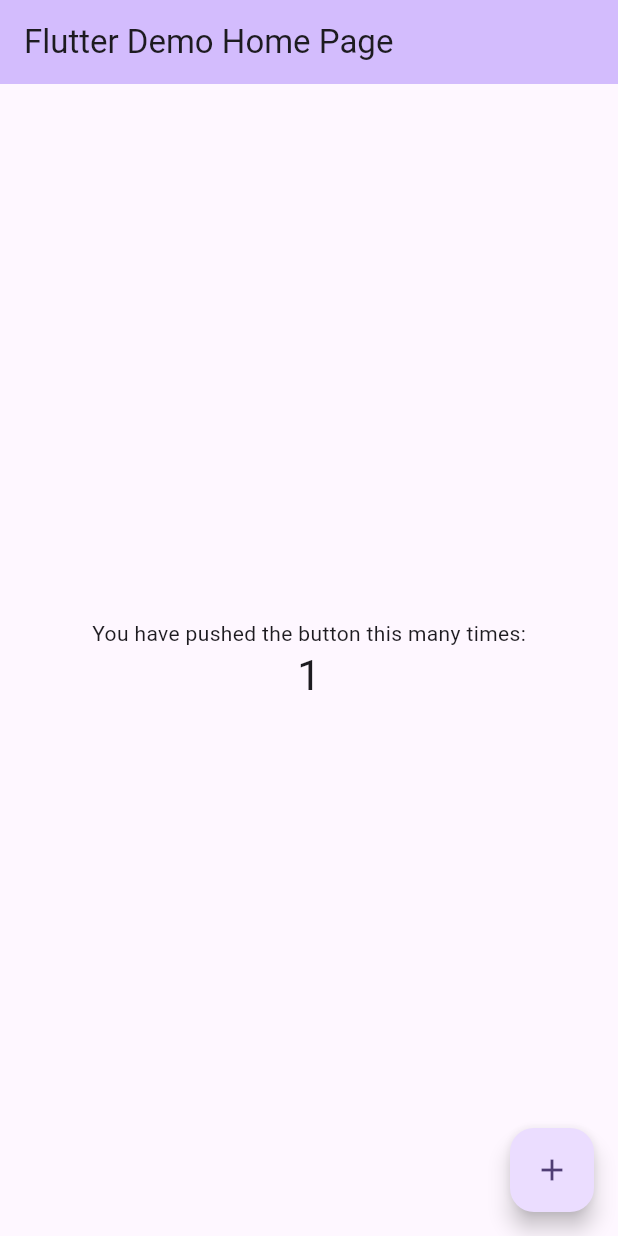
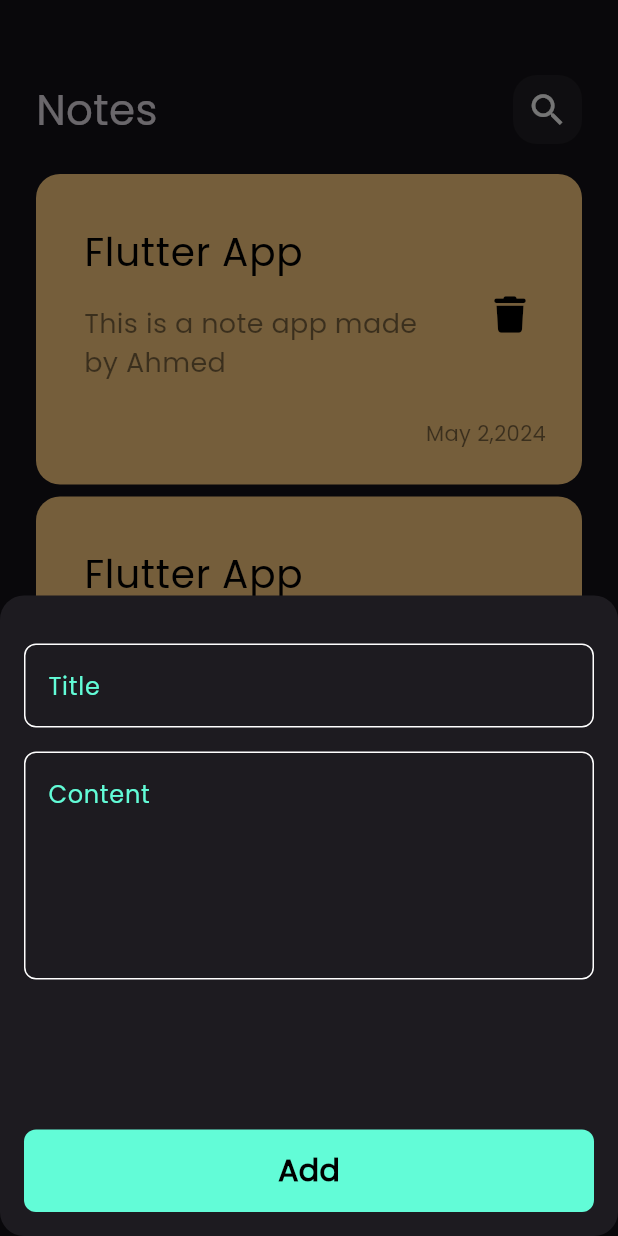
Before and after one commit to rashedi28/notes_app, a Flutter app: the screen it shows after launch, after a tap on the "add" icon, on a phone screen of 412 x 824 dp. Run offline on Flutter 3.47's test engine with Material 3 defaults, Android fonts, the phone set to English and light mode, and no system bars; our stand-ins replace font_awesome_flutter.

Commit message:
Finish the UI

```diff
--- /dev/null
+++ b/lib/constants.dart
@@ -0,0 +1,3 @@
+import 'package:flutter/animation.dart';
+
+const kPrimaryColor = Color(0xFF62FCD7);
--- a/lib/main.dart
+++ b/lib/main.dart
@@ -1,125 +1,22 @@
 import 'package:flutter/material.dart';
+import 'package:notes_app/views/notes_view.dart';
 
 void main() {
-  runApp(const MyApp());
+  runApp(const NotesApp());
 }
 
-class MyApp extends StatelessWidget {
-  const MyApp({super.key});
+class NotesApp extends StatelessWidget {
+  const NotesApp({super.key});
 
-  // This widget is the root of your application.
   @override
   Widget build(BuildContext context) {
     return MaterialApp(
-      title: 'Flutter Demo',
+      debugShowCheckedModeBanner: false,
       theme: ThemeData(
-        // This is the theme of your application.
-        //
-        // TRY THIS: Try running your application with "flutter run". You'll see
-        // the application has a purple toolbar. Then, without quitting the app,
-        // try changing the seedColor in the colorScheme below to Colors.green
-        // and then invoke "hot reload" (save your changes or press the "hot
-        // reload" button in a Flutter-supported IDE, or press "r" if you used
-        // the command line to start the app).
-        //
-        // Notice that the counter didn't reset back to zero; the application
-        // state is not lost during the reload. To reset the state, use hot
-        // restart instead.
-        //
-        // This works for code too, not just values: Most code changes can be
-        // tested with just a hot reload.
-        colorScheme: ColorScheme.fromSeed(seedColor: Colors.deepPurple),
-        useMaterial3: true,
+        brightness: Brightness.dark,
+        fontFamily: 'Poppins',
       ),
-      home: const MyHomePage(title: 'Flutter Demo Home Page'),
+      home: const NotesView(),
     );
   }
 }
-
-class MyHomePage extends StatefulWidget {
-  const MyHomePage({super.key, required this.title});
-
-  // This widget is the home page of your application. It is stateful, meaning
-  // that it has a State object (defined below) that contains fields that affect
-  // how it looks.
-
-  // This class is the configuration for the state. It holds the values (in this
-  // case the title) provided by the parent (in this case the App widget) and
-  // used by the build method of the State. Fields in a Widget subclass are
-  // always marked "final".
-
-  final String title;
-
-  @override
-  State<MyHomePage> createState() => _MyHomePageState();
-}
-
-class _MyHomePageState extends State<MyHomePage> {
-  int _counter = 0;
-
-  void _incrementCounter() {
-    setState(() {
-      // This call to setState tells the Flutter framework that something has
-      // changed in this State, which causes it to rerun the build method below
-      // so that the display can reflect the updated values. If we changed
-      // _counter without calling setState(), then the build method would not be
-      // called again, and so nothing would appear to happen.
-      _counter++;
-    });
-  }
-
-  @override
-  Widget build(BuildContext context) {
-    // This method is rerun every time setState is called, for instance as done
-    // by the _incrementCounter method above.
-    //
-    // The Flutter framework has been optimized to make rerunning build methods
-    // fast, so that you can just rebuild anything that needs updating rather
-    // than having to individually change instances of widgets.
-    return Scaffold(
-      appBar: AppBar(
-        // TRY THIS: Try changing the color here to a specific color (to
-        // Colors.amber, perhaps?) and trigger a hot reload to see the AppBar
-        // change color while the other colors stay the same.
-        backgroundColor: Theme.of(context).colorScheme.inversePrimary,
-        // Here we take the value from the MyHomePage object that was created by
-        // the App.build method, and use it to set our appbar title.
-        title: Text(widget.title),
-      ),
-      body: Center(
-        // Center is a layout widget. It takes a single child and positions it
-        // in the middle of the parent.
-        child: Column(
-          // Column is also a layout widget. It takes a list of children and
-          // arranges them vertically. By default, it sizes itself to fit its
-          // children horizontally, and tries to be as tall as its parent.
-          //
-          // Column has various properties to control how it sizes itself and
-          // how it positions its children. Here we use mainAxisAlignment to
-          // center the children vertically; the main axis here is the vertical
-          // axis because Columns are vertical (the cross axis would be
-          // horizontal).
-          //
-          // TRY THIS: Invoke "debug painting" (choose the "Toggle Debug Paint"
-          // action in the IDE, or press "p" in the console), to see the
-          // wireframe for each widget.
-          mainAxisAlignment: MainAxisAlignment.center,
-          children: <Widget>[
-            const Text(
-              'You have pushed the button this many times:',
-            ),
-            Text(
-              '$_counter',
-              style: Theme.of(context).textTheme.headlineMedium,
-            ),
-          ],
-        ),
-      ),
-      floatingActionButton: FloatingActionButton(
-        onPressed: _incrementCounter,
-        tooltip: 'Increment',
-        child: const Icon(Icons.add),
-      ), // This trailing comma makes auto-formatting nicer for build methods.
-    );
-  }
-}
--- /dev/null
+++ b/lib/views/edit_note_view.dart
@@ -0,0 +1,14 @@
+import 'package:flutter/material.dart';
+
+import 'widgets/edit_Note_view_body.dart';
+
+class EditNoteView extends StatelessWidget {
+  const EditNoteView({super.key});
+
+  @override
+  Widget build(BuildContext context) {
+    return const Scaffold(
+      body: EditNoteViewBody(),
+    );
+  }
+}
--- /dev/null
+++ b/lib/views/notes_view.dart
@@ -0,0 +1,30 @@
+import 'package:flutter/material.dart';
+
+import 'widgets/add_note_bottom_sheet.dart';
+import 'widgets/notes_view_body.dart';
+
+class NotesView extends StatelessWidget {
+  const NotesView({super.key});
+
+  @override
+  Widget build(BuildContext context) {
+    return Scaffold(
+      body: const NotesViewBody(),
+      floatingActionButton: FloatingActionButton(
+        onPressed: () {
+          showModalBottomSheet(
+              shape: RoundedRectangleBorder(
+                borderRadius: BorderRadius.circular(16),
+              ),
+              context: context,
+              builder: (context) {
+                return const AddNoteBottomSheet();
+              });
+        },
+        child: const Icon(
+          Icons.add,
+        ),
+      ),
+    );
+  }
+}
--- /dev/null
+++ b/lib/views/widgets/add_note_bottom_sheet.dart
@@ -0,0 +1,34 @@
+import 'package:flutter/material.dart';
+import 'custom_button.dart';
+import 'custom_text_field.dart';
+
+class AddNoteBottomSheet extends StatelessWidget {
+  const AddNoteBottomSheet({super.key});
+
+  @override
+  Widget build(BuildContext context) {
+    return const Padding(
+      padding: EdgeInsets.symmetric(horizontal: 16),
+      child: SingleChildScrollView(
+        child: Column(
+          children: [
+            SizedBox(
+              height: 32,
+            ),
+            CustomTextField(
+              hint: 'Title',
+            ),
+            SizedBox(height: 16),
+            CustomTextField(
+              hint: 'Content',
+              maxLines: 5,
+            ),
+            SizedBox(height: 100),
+            CustomButton(),
+            SizedBox(height: 16),
+          ],
+        ),
+      ),
+    );
+  }
+}
--- /dev/null
+++ b/lib/views/widgets/custom_app_bar.dart
@@ -0,0 +1,25 @@
+import 'package:flutter/material.dart';
+import 'custom_search_icon.dart';
+
+class CustomAppBar extends StatelessWidget {
+  const CustomAppBar({super.key, required this.title, required this.icon});
+  final String title;
+  final IconData icon;
+  @override
+  Widget build(BuildContext context) {
+    return Row(
+      children: [
+        Text(
+          title,
+          style: const TextStyle(
+            fontSize: 28,
+          ),
+        ),
+        const Spacer(),
+        CustomIcon(
+          icon: icon,
+        ),
+      ],
+    );
+  }
+}
--- /dev/null
+++ b/lib/views/widgets/custom_button.dart
@@ -0,0 +1,29 @@
+import 'package:flutter/material.dart';
+
+import '../../constants.dart';
+
+class CustomButton extends StatelessWidget {
+  const CustomButton({super.key});
+
+  @override
+  Widget build(BuildContext context) {
+    return Container(
+      width: MediaQuery.of(context).size.width,
+      height: 55,
+      decoration: BoxDecoration(
+        color: kPrimaryColor,
+        borderRadius: BorderRadius.circular(8),
+      ),
+      child: const Center(
+        child: Text(
+          'Add',
+          style: TextStyle(
+            color: Colors.black,
+            fontSize: 20,
+            fontWeight: FontWeight.bold,
+          ),
+        ),
+      ),
+    );
+  }
+}
--- /dev/null
+++ b/lib/views/widgets/custom_note_item.dart
@@ -0,0 +1,78 @@
+import 'package:flutter/material.dart';
+import 'package:font_awesome_flutter/font_awesome_flutter.dart';
+import 'package:notes_app/views/edit_note_view.dart';
+
+class NoteItem extends StatelessWidget {
+  const NoteItem({super.key});
+
+  @override
+  Widget build(BuildContext context) {
+    return GestureDetector(
+      onTap: () {
+        Navigator.push(
+          context,
+          MaterialPageRoute(builder: (context) {
+            return const EditNoteView();
+          }),
+        );
+      },
+      child: Container(
+        padding: const EdgeInsets.only(
+          top: 24,
+          bottom: 24,
+          left: 16,
+        ),
+        decoration: BoxDecoration(
+          color: const Color(0xFFFFCC80),
+          borderRadius: BorderRadius.circular(16),
+        ),
+        child: Column(
+          crossAxisAlignment: CrossAxisAlignment.end,
+          children: [
+            ListTile(
+              title: const Text(
+                'Flutter App',
+                style: TextStyle(
+                  color: Colors.black,
+                  fontSize: 26,
+                ),
+              ),
+              subtitle: Padding(
+                padding: const EdgeInsets.symmetric(
+                  vertical: 16,
+                ),
+                child: Text(
+                  'This is a note app made by Ahmed ',
+                  style: TextStyle(
+                    color: Colors.black.withOpacity(.5),
+                    fontSize: 18,
+                  ),
+                ),
+              ),
+              trailing: IconButton(
+                onPressed: () {},
+                icon: const Icon(
+                  FontAwesomeIcons.trash,
+                  color: Colors.black,
+                  size: 24,
+                ),
+              ),
+            ),
+            Padding(
+              padding: const EdgeInsets.only(
+                right: 24,
+              ),
+              child: Text(
+                'May 2,2024',
+                style: TextStyle(
+                  color: Colors.black.withOpacity(.5),
+                  fontSize: 14,
+                ),
+              ),
+            )
+          ],
+        ),
+      ),
+    );
+  }
+}
--- /dev/null
+++ b/lib/views/widgets/custom_search_icon.dart
@@ -0,0 +1,25 @@
+import 'package:flutter/material.dart';
+
+class CustomIcon extends StatelessWidget {
+  const CustomIcon({super.key, required this.icon});
+
+  final IconData icon;
+
+  @override
+  Widget build(BuildContext context) {
+    return Container(
+      height: 46,
+      width: 46,
+      decoration: BoxDecoration(
+        color: Colors.white.withOpacity(.05),
+        borderRadius: BorderRadius.circular(16),
+      ),
+      child: Center(
+        child: Icon(
+          size: (28),
+          icon,
+        ),
+      ),
+    );
+  }
+}
--- /dev/null
+++ b/lib/views/widgets/custom_text_field.dart
@@ -0,0 +1,35 @@
+import 'package:flutter/material.dart';
+import 'package:notes_app/constants.dart';
+
+class CustomTextField extends StatelessWidget {
+  const CustomTextField({super.key, required this.hint, this.maxLines = 1});
+
+  final String hint;
+  final int maxLines;
+
+  @override
+  Widget build(BuildContext context) {
+    return TextField(
+      cursorColor: kPrimaryColor,
+      maxLines: maxLines,
+      decoration: InputDecoration(
+        hintText: hint,
+        hintStyle: const TextStyle(
+          color: kPrimaryColor,
+        ),
+        border: buildBorder(),
+        enabledBorder: buildBorder(),
+        focusedBorder: buildBorder(kPrimaryColor),
+      ),
+    );
+  }
+
+  OutlineInputBorder buildBorder([color]) {
+    return OutlineInputBorder(
+      borderRadius: BorderRadius.circular(8),
+      borderSide: BorderSide(
+        color: color ?? Colors.white,
+      ),
+    );
+  }
+}
--- /dev/null
+++ b/lib/views/widgets/edit_note_view_body.dart
@@ -0,0 +1,32 @@
+import 'package:flutter/material.dart';
+import 'package:notes_app/views/widgets/custom_app_bar.dart';
+import 'package:notes_app/views/widgets/custom_text_field.dart';
+
+class EditNoteViewBody extends StatelessWidget {
+  const EditNoteViewBody({super.key});
+
+  @override
+  Widget build(BuildContext context) {
+    return const Padding(
+      padding: EdgeInsets.symmetric(
+        horizontal: 24,
+      ),
+      child: Column(
+        children: [
+          SizedBox(height: 50),
+          CustomAppBar(
+            title: 'Edit Note',
+            icon: Icons.check,
+          ),
+          SizedBox(height: 50),
+          CustomTextField(hint: 'Title'),
+          SizedBox(height: 16),
+          CustomTextField(
+            hint: 'Content',
+            maxLines: 5,
+          ),
+        ],
+      ),
+    );
+  }
+}
--- /dev/null
+++ b/lib/views/widgets/notes_list_view.dart
@@ -0,0 +1,21 @@
+import 'package:flutter/material.dart';
+import 'custom_note_item.dart';
+
+class NotesListView extends StatelessWidget {
+  const NotesListView({super.key});
+
+  @override
+  Widget build(BuildContext context) {
+    return Padding(
+      padding: const EdgeInsets.symmetric(vertical: 16),
+      child: ListView.builder(
+          padding: EdgeInsets.zero,
+          itemBuilder: (context, index) {
+            return const Padding(
+              padding: EdgeInsets.symmetric(vertical: 4),
+              child: NoteItem(),
+            );
+          }),
+    );
+  }
+}
--- /dev/null
+++ b/lib/views/widgets/notes_view_body.dart
@@ -0,0 +1,24 @@
+import 'package:flutter/material.dart';
+import 'custom_app_bar.dart';
+import 'notes_list_view.dart';
+
+class NotesViewBody extends StatelessWidget {
+  const NotesViewBody({super.key});
+
+  @override
+  Widget build(BuildContext context) {
+    return const Padding(
+      padding: EdgeInsets.symmetric(horizontal: 24),
+      child: Column(
+        children: [
+          SizedBox(height: 50),
+          CustomAppBar(
+            title: 'Notes',
+            icon: Icons.search,
+          ),
+          Expanded(child: NotesListView()),
+        ],
+      ),
+    );
+  }
+}
```
Also changed, not shown: pubspec.yaml (+5 -4 lines), assets/fonts/Poppins-Regular.ttf (added), pubspec.lock, 1 other file.
